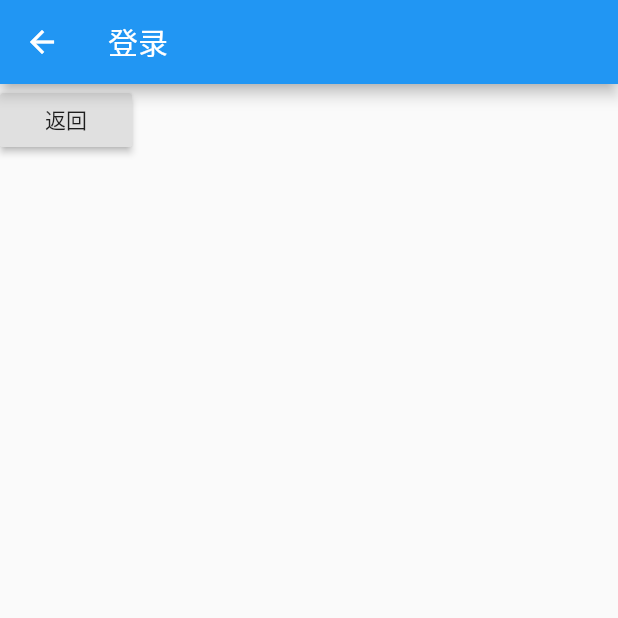
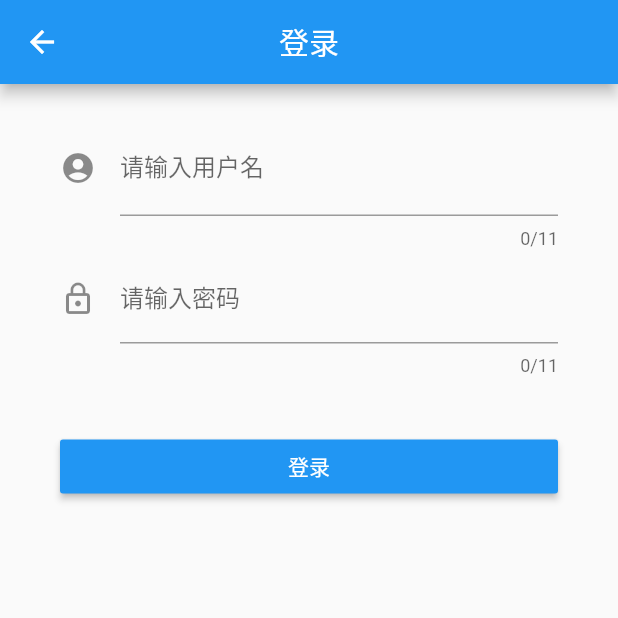
Before and after one commit to JasonZhang2019/FlutterDemo, a Flutter app: the screen it shows after launch, item 3 of the bottom bar chosen, after a tap on "登录", on a phone screen of 412 x 824 dp, the top half of it. Run offline on Flutter 3.47's test engine with Material 2 defaults, Android fonts, the phone set to English and light mode, and no system bars; our stand-ins replace fluttertoast.

Commit message:
TextField

```diff
--- a/lib/Login.dart
+++ b/lib/Login.dart
@@ -1,22 +1,97 @@
 import 'package:flutter/material.dart';
+import 'package:fluttertoast/fluttertoast.dart';
 
 /// 2019/5/24 created by 张宇(Jason)
 /// 类注释：登录
-class Login extends StatelessWidget {
+class Login extends StatefulWidget {
+  @override
+  State<StatefulWidget> createState() => LoginState();
+}
+
+class LoginState extends State<Login> {
+  // 用户名的控制器
+  final TextEditingController userNameCtrl = TextEditingController();
+
+  //密码的控制器
+  final TextEditingController passwordCtrl = TextEditingController();
+
   @override
   Widget build(BuildContext context) {
     return new Scaffold(
         appBar: AppBar(
             title: Text("登录"),
-            leading: new BackButton(
-              color: Colors.white, // 返回按钮色值
-            )),
-        body: new RaisedButton(
-          child: new Text("返回"),
-          // BackButton内部是执行这个点击方法，表面回到上一个界面
-          onPressed: () {
-            Navigator.maybePop(context);
-          },
-        ));
+            centerTitle: true, //文字title居中
+            leading: new BackButton()),
+        // 有输入框，用SingleChildScrollView嵌套Column。否则弹出输入键盘时有溢出bug。bottom overflowed by X PIXELS
+        body: SingleChildScrollView(
+            child: Column(
+          children: <Widget>[
+            new Padding(
+              padding: EdgeInsets.fromLTRB(40, 24, 40, 0),
+              child: TextField(
+                controller: userNameCtrl,
+                // 指定该输入框是输入手机号码的
+                keyboardType: TextInputType.phone,
+                // 回车键用途，输入下一项。还需要具体实现。
+//                textInputAction: TextInputAction.next,
+                maxLength: 11,
+                decoration: InputDecoration(
+                  icon: Icon(Icons.account_circle),
+                  labelText: "请输入用户名",
+//                  helperText: "一般为手机号码", // 一般不设置
+                  hintText: "11位手机号码",
+//                  prefixIcon: Icon(Icons.account_circle), // 输入框线内
+//                  prefix: Text("用户名"),
+//                  prefixText: "+86",
+                ),
+              ),
+            ),
+            new Padding(
+              padding: EdgeInsets.fromLTRB(40, 4, 40, 0),
+              child: TextField(
+                controller: passwordCtrl,
+                keyboardType: TextInputType.text,
+                // 回车键用途，完成输入
+                textInputAction: TextInputAction.done,
+                maxLength: 11,
+                obscureText: true,
+                // 密码输入，隐藏
+                decoration: InputDecoration(
+                  icon: Icon(Icons.lock_outline),
+                  labelText: "请输入密码",
+//                  suffixIcon: Icon(Icons.visibility_off),
+//                  suffixText: "(元)",
+                ),
+              ),
+            ),
+            Padding(
+              padding: EdgeInsets.fromLTRB(40, 36, 40, 0),
+              child: Row(children: <Widget>[
+                new Expanded(
+                    child: RaisedButton(
+                  color: Colors.blue,
+                  onPressed: () {
+                    doLogin();
+                  },
+                  child: new Text(
+                    "登录",
+                    style: TextStyle(
+                      color: Colors.white,
+                    ),
+                  ),
+                ))
+              ]),
+            ),
+          ],
+        )));
+  }
+
+  void doLogin() {
+    if (userNameCtrl.text.isEmpty || passwordCtrl.text.isEmpty) {
+      Fluttertoast.showToast(msg: "请输入用户名和密码");
+    } else {
+      Fluttertoast.showToast(
+          msg: "用户名: ${userNameCtrl.text}，密码: ${passwordCtrl.text}");
+    }
   }
 }
```
Also changed, not shown: 2 other files.
